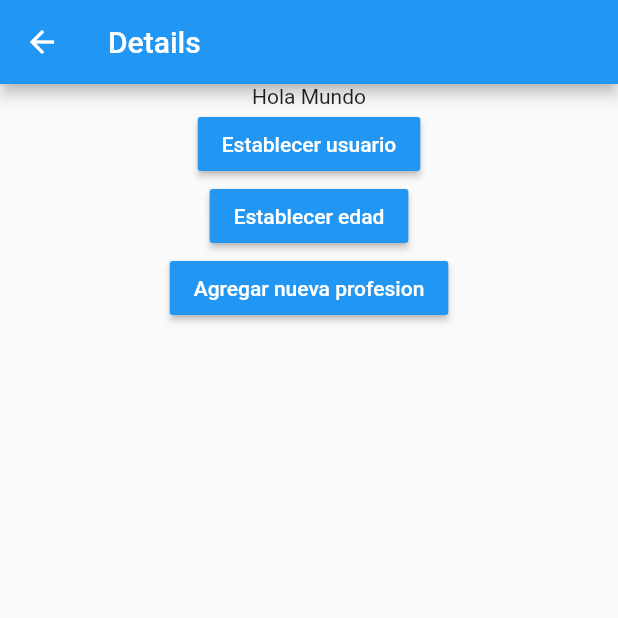
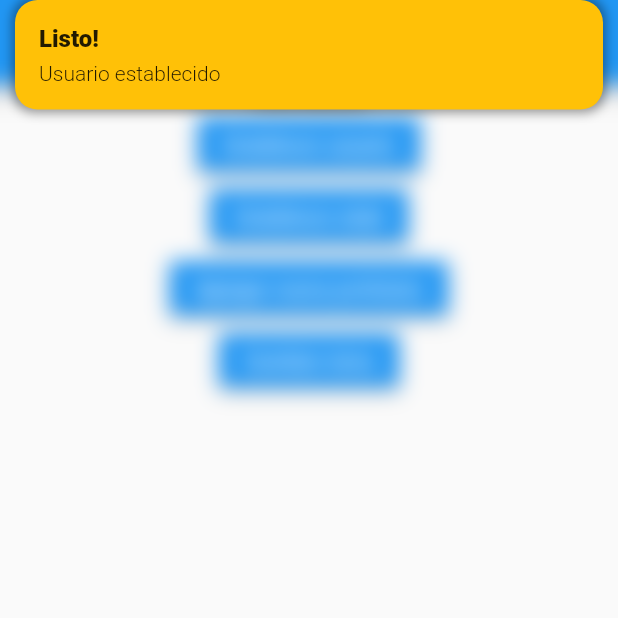
Before and after one commit to CrisRonda/Flutter-Singleton-Bloc-Cubit-Provider, a Flutter app: the DetailsPage screen opened by its route, after a tap on "Establecer usuario", on a phone screen of 412 x 824 dp, the top half of it. Run offline on Flutter 3.47's test engine with Material 2 defaults, Android fonts, the phone set to English and light mode, and no system bars; our stand-ins replace get.

```diff
--- /dev/null
+++ b/lib/controllers/user_controller.dart
@@ -0,0 +1,29 @@
+import 'package:get/get.dart';
+import 'package:states/models/user.dart';
+
+class UserController extends GetxController {
+  var existUser = false.obs;
+  var user = new User().obs;
+
+  int get professionCount => this.user.value.professions.length;
+
+  setUser(User user) {
+    this.user.value = user;
+    this.existUser.value = true;
+  }
+
+  changeAgeUser(int age) {
+    this.user.update((prevUser) {
+      prevUser!.age = age;
+    });
+  }
+
+  addProfessions(String profession) {
+    this.user.update((prevUser) {
+      prevUser!.professions = [
+        ...prevUser.professions,
+        profession,
+      ];
+    });
+  }
+}
--- a/lib/models/user.dart
+++ b/lib/models/user.dart
@@ -1,8 +1,8 @@
 class User {
-  String name;
-  int edad;
+  String? name;
+  int? age;
   List<String> professions;
 
-  User({required this.name, required this.edad, this.professions = const []});
+  User({ this.name,  this.age, this.professions = const []});
 
 }
--- a/lib/pages/details_page.dart
+++ b/lib/pages/details_page.dart
@@ -1,8 +1,14 @@
 import 'package:flutter/material.dart';
+import 'package:get/get.dart';
+import 'package:states/controllers/user_controller.dart';
+import 'package:states/models/user.dart';
 
 class DetailsPage extends StatelessWidget {
   @override
   Widget build(BuildContext context) {
+    // print(Get.arguments);
+    final userCtrl = Get.find<UserController>();
+
     return Scaffold(
       appBar: AppBar(
         title: Text("Details"),
@@ -12,7 +18,19 @@ class DetailsPage extends StatelessWidget {
           children: [
             Text('Hola Mundo'),
             MaterialButton(
-              onPressed: () {},
+              onPressed: () {
+                userCtrl.setUser(new User(
+                    name: "Cristian Ronda",
+                    age: 27,
+                    professions: ['Developer']));
+                Get.snackbar("Listo!", "Usuario establecido",
+                    backgroundColor: Colors.amber,
+                    duration: Duration(seconds: 2),
+                    boxShadows: [
+                      BoxShadow(
+                          color: Colors.black38, spreadRadius: 2, blurRadius: 5)
+                    ]);
+              },
               child: Text("Establecer usuario",
                   style: TextStyle(
                     color: Colors.white,
@@ -20,7 +38,9 @@ class DetailsPage extends StatelessWidget {
               color: Colors.blue,
             ),
             MaterialButton(
-              onPressed: () {},
+              onPressed: () {
+                userCtrl.changeAgeUser(56);
+              },
               child: Text("Establecer edad",
                   style: TextStyle(
                     color: Colors.white,
@@ -28,8 +48,22 @@ class DetailsPage extends StatelessWidget {
               color: Colors.blue,
             ),
             MaterialButton(
-              onPressed: () {},
+              onPressed: () {
+                userCtrl.addProfessions(
+                    "Profession ${userCtrl.professionCount + 1}");
+              },
               child: Text("Agregar nueva profesion",
+                  style: TextStyle(
+                    color: Colors.white,
+                  )),
+              color: Colors.blue,
+            ),
+            MaterialButton(
+              onPressed: () {
+                Get.changeTheme(
+                    Get.isDarkMode ? ThemeData.light() : ThemeData.dark());
+              },
+              child: Text("Cambiar tema",
                   style: TextStyle(
                     color: Colors.white,
                   )),
--- a/lib/pages/home_page.dart
+++ b/lib/pages/home_page.dart
@@ -1,21 +1,37 @@
 import 'package:flutter/material.dart';
+import 'package:get/get.dart';
+import 'package:states/controllers/user_controller.dart';
+import 'package:states/models/user.dart';
 
 class HomePage extends StatelessWidget {
   @override
   Widget build(BuildContext context) {
+    final userCtrl = Get.put(UserController());
     return Scaffold(
       appBar: AppBar(
         title: Text("Home"),
       ),
       floatingActionButton: FloatingActionButton(
           child: Icon(Icons.ac_unit),
-          onPressed: () => Navigator.pushNamed(context, 'details')),
-      body: UserDetails(),
+          // onPressed: () => Navigator.pushNamed(context, 'details')
+          onPressed: () => Get.toNamed("details", arguments: {
+                'name': "Cristian",
+                "age": 12,
+              })),
+      body: Obx(() => userCtrl.existUser.isTrue
+          ? UserDetails(userCtrl.user.value)
+          : Center(
+              child: Text("No existe informacion"),
+            )),
     );
   }
 }
 
 class UserDetails extends StatelessWidget {
+  final User user;
+
+  const UserDetails(this.user) : super();
+
   @override
   Widget build(BuildContext context) {
     return Container(
@@ -32,10 +48,10 @@ class UserDetails extends StatelessWidget {
           ),
           Divider(),
           ListTile(
-            title: Text("Nombre"),
+            title: Text(user.name!),
           ),
           ListTile(
-            title: Text("Edad"),
+            title: Text(user.age!.toString()),
           ),
           Text(
             'Profesiones',
@@ -43,12 +59,13 @@ class UserDetails extends StatelessWidget {
                 color: Colors.amber, fontSize: 19, fontWeight: FontWeight.w800),
           ),
           Divider(),
-          ListTile(
-            title: Text("Profesion 1"),
-          ),
-          ListTile(
-            title: Text("Profesion 2"),
-          ),
+          ...this
+              .user
+              .professions
+              .map((item) => ListTile(
+                    title: Text(item),
+                  ))
+              .toList()
         ],
       ),
     );
--- a/pubspec.yaml
+++ b/pubspec.yaml
@@ -3,7 +3,7 @@ description: A new Flutter project.
 
 # The following line prevents the package from being accidentally published to
 # pub.dev using `pub publish`. This is preferred for private packages.
-publish_to: 'none' # Remove this line if you wish to publish to pub.dev
+publish_to: "none" # Remove this line if you wish to publish to pub.dev
 
 # The following defines the version and build number for your application.
 # A version number is three numbers separated by dots, like 1.2.43
@@ -24,10 +24,10 @@ dependencies:
   flutter:
     sdk: flutter
 
-
   # The following adds the Cupertino Icons font to your application.
   # Use with the CupertinoIcons class for iOS style icons.
   cupertino_icons: ^1.0.2
+  get: ^4.1.4
 
 dev_dependencies:
   flutter_test:
@@ -38,7 +38,6 @@ dev_dependencies:
 
 # The following section is specific to Flutter.
 flutter:
-
   # The following line ensures that the Material Icons font is
   # included with your application, so that you can use the icons in
   # the material Icons class.
```
Also changed, not shown: lib/main.dart (+11 -5 lines), pubspec.lock.
